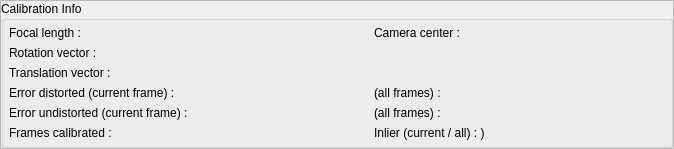
Old version of the form src/ui/ui-files/CalibrationInfoFrame.ui in the repository XROMMPackages/xmalab.
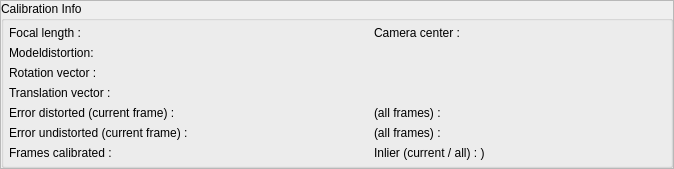
New version of the form.

```diff
--- a/src/ui/ui-files/CalibrationInfoFrame.ui
+++ b/src/ui/ui-files/CalibrationInfoFrame.ui
@@ -32,7 +32,20 @@
       <property name="margin">
        <number>5</number>
       </property>
-      <item row="2" column="0">
+      <item row="0" column="2">
+       <widget class="QLabel" name="label_3">
+        <property name="sizePolicy">
+         <sizepolicy hsizetype="Maximum" vsizetype="Preferred">
+          <horstretch>0</horstretch>
+          <verstretch>0</verstretch>
+         </sizepolicy>
+        </property>
+        <property name="text">
+         <string>Camera center : </string>
+        </property>
+       </widget>
+      </item>
+      <item row="3" column="0">
        <widget class="QLabel" name="label_6">
         <property name="sizePolicy">
          <sizepolicy hsizetype="Maximum" vsizetype="Preferred">
@@ -55,34 +68,21 @@
         </property>
        </widget>
       </item>
-      <item row="0" column="2">
-       <widget class="QLabel" name="label_3">
-        <property name="sizePolicy">
-         <sizepolicy hsizetype="Maximum" vsizetype="Preferred">
-          <horstretch>0</horstretch>
-          <verstretch>0</verstretch>
-         </sizepolicy>
-        </property>
-        <property name="text">
-         <string>Camera center : </string>
-        </property>
-       </widget>
-      </item>
-      <item row="5" column="3">
-       <widget class="QLabel" name="label_Inlier">
-        <property name="text">
-         <string/>
-        </property>
-       </widget>
-      </item>
-      <item row="2" column="1">
+      <item row="3" column="1">
        <widget class="QLabel" name="label_TranslationVector">
         <property name="text">
          <string/>
         </property>
        </widget>
       </item>
-      <item row="3" column="0">
+      <item row="6" column="3">
+       <widget class="QLabel" name="label_Inlier">
+        <property name="text">
+         <string/>
+        </property>
+       </widget>
+      </item>
+      <item row="4" column="0">
        <widget class="QLabel" name="label_7">
         <property name="sizePolicy">
          <sizepolicy hsizetype="Maximum" vsizetype="Preferred">
@@ -98,7 +98,7 @@
         </property>
        </widget>
       </item>
-      <item row="3" column="2">
+      <item row="4" column="2">
        <widget class="QLabel" name="label_8">
         <property name="sizePolicy">
          <sizepolicy hsizetype="Maximum" vsizetype="Preferred">
@@ -111,28 +111,21 @@
         </property>
        </widget>
       </item>
-      <item row="3" column="1">
+      <item row="4" column="1">
        <widget class="QLabel" name="label_ErrorCurrentDist">
         <property name="text">
          <string/>
         </property>
        </widget>
       </item>
-      <item row="5" column="1">
+      <item row="6" column="1">
        <widget class="QLabel" name="label_FramesCalibrated">
         <property name="text">
          <string/>
         </property>
        </widget>
       </item>
-      <item row="0" column="3">
-       <widget class="QLabel" name="label_CameraCenter">
-        <property name="text">
-         <string/>
-        </property>
-       </widget>
-      </item>
-      <item row="5" column="0">
+      <item row="6" column="0">
        <widget class="QLabel" name="label_9">
         <property name="sizePolicy">
          <sizepolicy hsizetype="Maximum" vsizetype="Preferred">
@@ -164,20 +157,7 @@
         </property>
        </widget>
       </item>
-      <item row="5" column="2">
-       <widget class="QLabel" name="label_11">
-        <property name="sizePolicy">
-         <sizepolicy hsizetype="Maximum" vsizetype="Preferred">
-          <horstretch>0</horstretch>
-          <verstretch>0</verstretch>
-         </sizepolicy>
-        </property>
-        <property name="text">
-         <string>Inlier (current / all) : )</string>
-        </property>
-       </widget>
-      </item>
-      <item row="1" column="0">
+      <item row="2" column="0">
        <widget class="QLabel" name="label_5">
         <property name="sizePolicy">
          <sizepolicy hsizetype="Maximum" vsizetype="Preferred">
@@ -193,21 +173,34 @@
         </property>
        </widget>
       </item>
-      <item row="1" column="1">
+      <item row="6" column="2">
+       <widget class="QLabel" name="label_11">
+        <property name="sizePolicy">
+         <sizepolicy hsizetype="Maximum" vsizetype="Preferred">
+          <horstretch>0</horstretch>
+          <verstretch>0</verstretch>
+         </sizepolicy>
+        </property>
+        <property name="text">
+         <string>Inlier (current / all) : )</string>
+        </property>
+       </widget>
+      </item>
+      <item row="2" column="1">
        <widget class="QLabel" name="label_RotationVector">
         <property name="text">
          <string/>
         </property>
        </widget>
       </item>
-      <item row="3" column="3">
+      <item row="4" column="3">
        <widget class="QLabel" name="label_ErrorAllDist">
         <property name="text">
          <string/>
         </property>
        </widget>
       </item>
-      <item row="4" column="0">
+      <item row="5" column="0">
        <widget class="QLabel" name="label_10">
         <property name="sizePolicy">
          <sizepolicy hsizetype="Maximum" vsizetype="Preferred">
@@ -223,14 +216,14 @@
         </property>
        </widget>
       </item>
-      <item row="4" column="1">
+      <item row="5" column="1">
        <widget class="QLabel" name="label_ErrorCurrentUndist">
         <property name="text">
          <string/>
         </property>
        </widget>
       </item>
-      <item row="4" column="2">
+      <item row="5" column="2">
        <widget class="QLabel" name="label_12">
         <property name="sizePolicy">
          <sizepolicy hsizetype="Maximum" vsizetype="Preferred">
@@ -243,13 +236,27 @@
         </property>
        </widget>
       </item>
-      <item row="4" column="3">
+      <item row="5" column="3">
        <widget class="QLabel" name="label_ErrorAllUndist">
         <property name="text">
          <string/>
         </property>
        </widget>
       </item>
+      <item row="1" column="0">
+       <widget class="QLabel" name="label_2">
+        <property name="text">
+         <string>Modeldistortion:</string>
+        </property>
+       </widget>
+      </item>
+      <item row="1" column="1" colspan="3">
+       <widget class="QLabel" name="label_Distortion">
+        <property name="text">
+         <string/>
+        </property>
+       </widget>
+      </item>
      </layout>
     </widget>
    </item>
```
Left out of the diff: 7 changed lines with no effect on the pictures.
